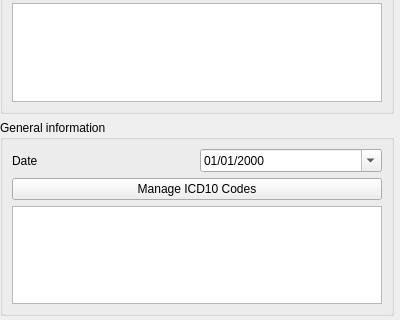
The window that plugins/pmhplugin/pmhviewer.ui (FreeHealth/freehealth) describes before a commit, drawn with Qt 5; both pictures show x 0 to 400 and y 293 to 613 of the 400 by 762 pixel window.
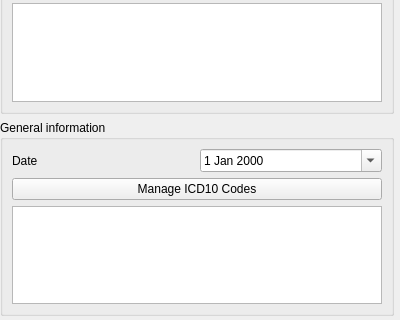
The same window after the commit. Custom widgets are drawn as their Qt base class.

Commit message: standardization of date format in all QDateEdit

Patch:
```diff
--- a/plugins/pmhplugin/pmhviewer.ui
+++ b/plugins/pmhplugin/pmhviewer.ui
@@ -214,9 +214,6 @@
       </item>
       <item row="0" column="1">
        <widget class="QDateEdit" name="simple_date">
-        <property name="displayFormat">
-         <string>dd/MM/yyyy</string>
-        </property>
         <property name="calendarPopup">
          <bool>true</bool>
         </property>
```
The commit also changes 32 other files.
